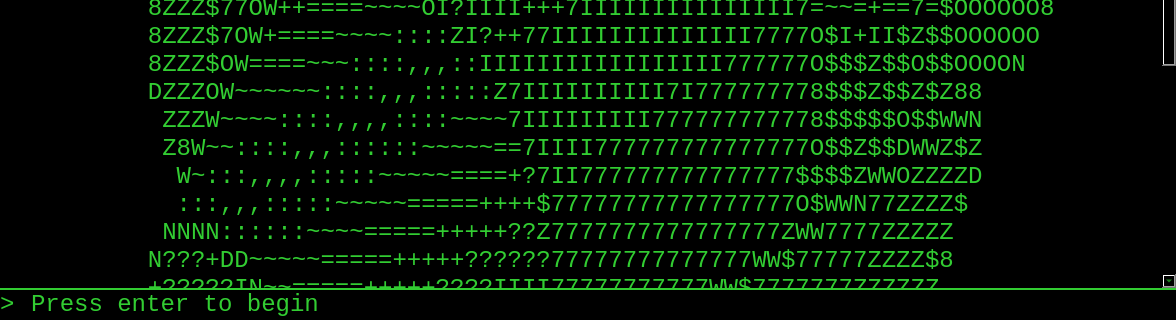
The window that app/ui/consolewindow.ui (pencil2d/pencil) describes before a commit, drawn with Qt 5; both pictures show x 0 to 1176 and y 630 to 950 of the 1176 by 950 pixel window.
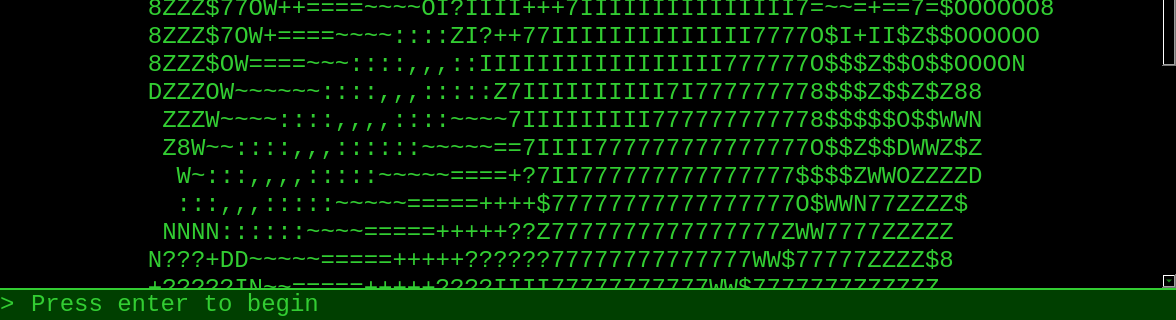
The same window after the commit.

Commit message:
Add 8-bit background music
Song Name: Electric City
Artist: Jazzcat
Remixed by: Dippy
License: CC-BY-NC-SA

Diff of the .ui file:
```diff
--- a/app/ui/consolewindow.ui
+++ b/app/ui/consolewindow.ui
@@ -134,6 +134,9 @@
           <pointsize>18</pointsize>
          </font>
         </property>
+        <property name="styleSheet">
+         <string notr="true">background:rgba(0,255,0,0.25);</string>
+        </property>
         <property name="text">
          <string>&gt; </string>
         </property>
@@ -148,11 +151,14 @@
          </font>
         </property>
         <property name="styleSheet">
-         <string notr="true">border:none;background:transparent;</string>
+         <string notr="true">border:none;background:rgba(0,255,0,0.25);</string>
         </property>
         <property name="text">
          <string>Press enter to begin</string>
         </property>
+        <property name="readOnly">
+         <bool>true</bool>
+        </property>
        </widget>
       </item>
      </layout>
```
Left out of the diff: 4 changed lines with no effect on the pictures. The commit also changes 4 other files.
